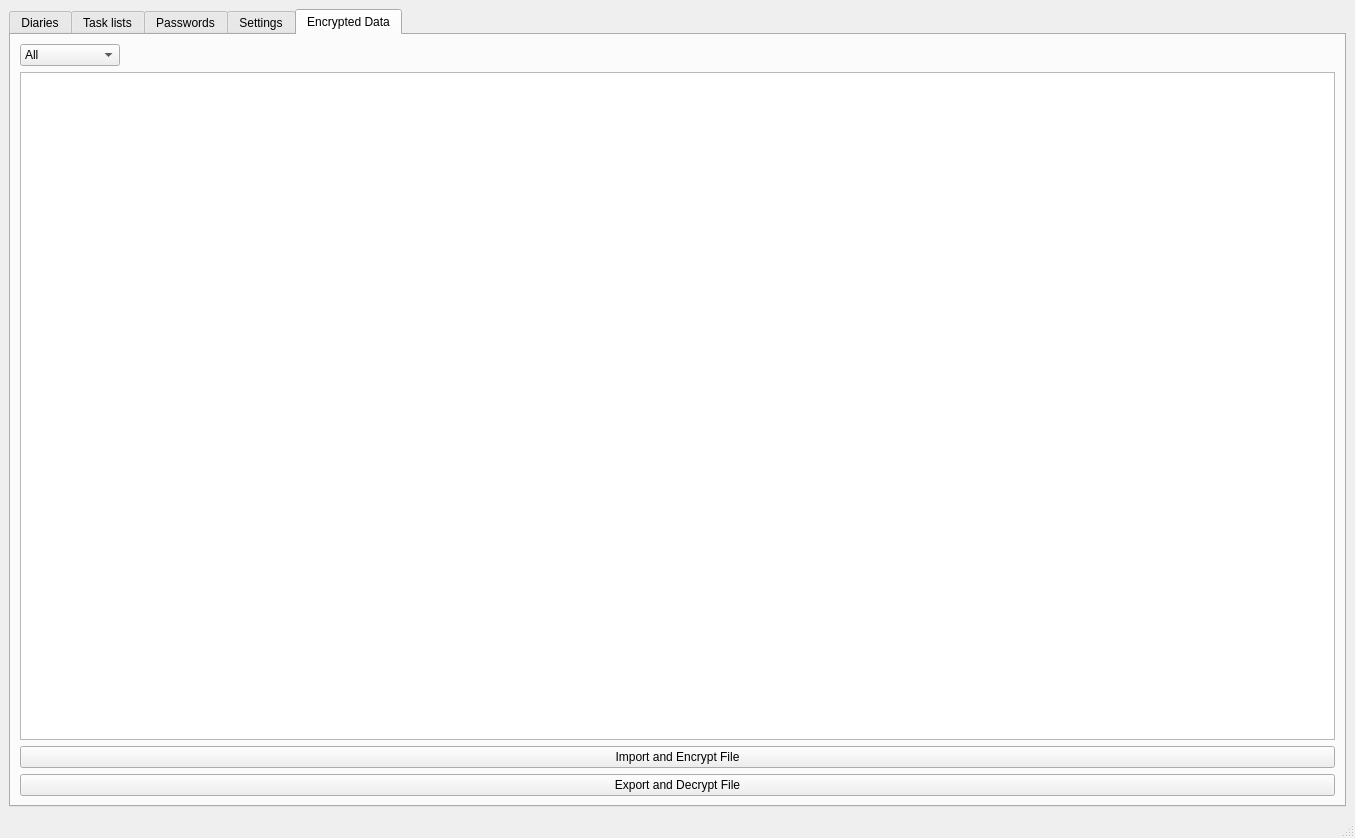
Old version of the form mainwindow.ui in the repository therealMaPMaKeR/MMDiary.
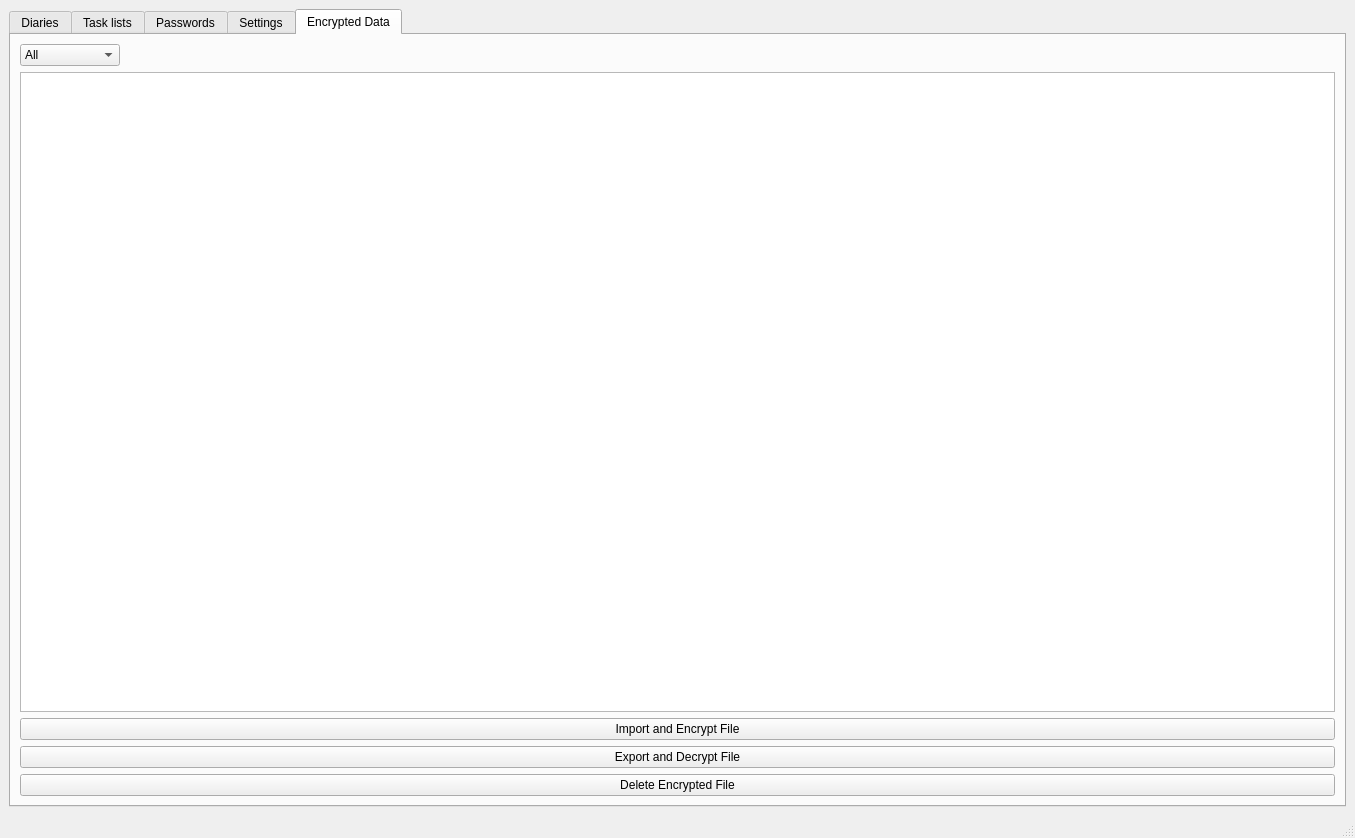
New version of the form. Custom widgets are drawn as their Qt base class.

Commit message: button states changes impl

```diff
--- a/mainwindow.ui
+++ b/mainwindow.ui
@@ -1610,6 +1610,13 @@
             </property>
            </widget>
           </item>
+          <item>
+           <widget class="QPushButton" name="pushButton_DataENC_DeleteFile">
+            <property name="text">
+             <string>Delete Encrypted File</string>
+            </property>
+           </widget>
+          </item>
          </layout>
         </item>
        </layout>
```
The commit also changes 2 other files.
